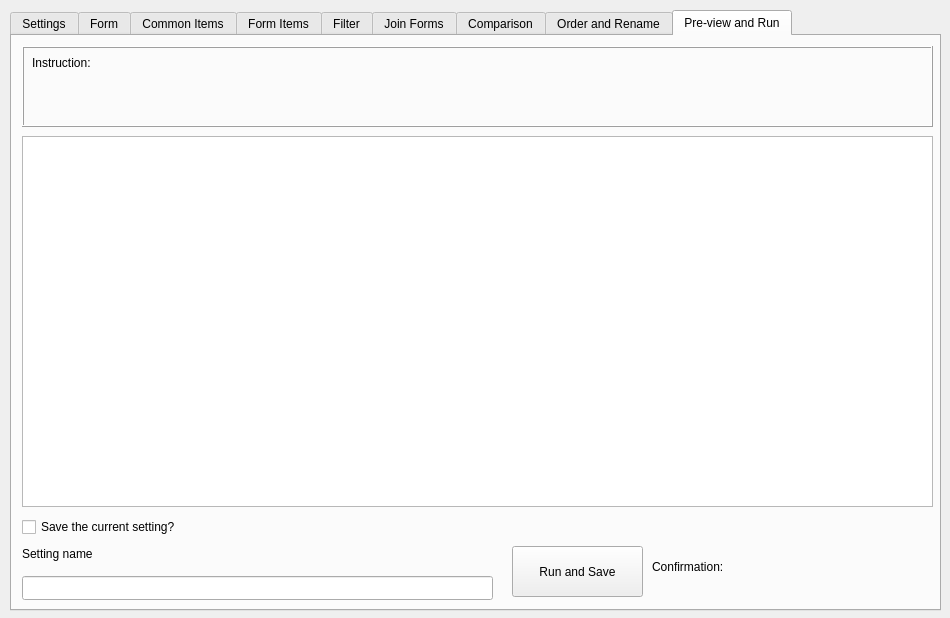
Qt form form.ui (HoangMNguyen/CCI_ClinicalReporting) before a commit.
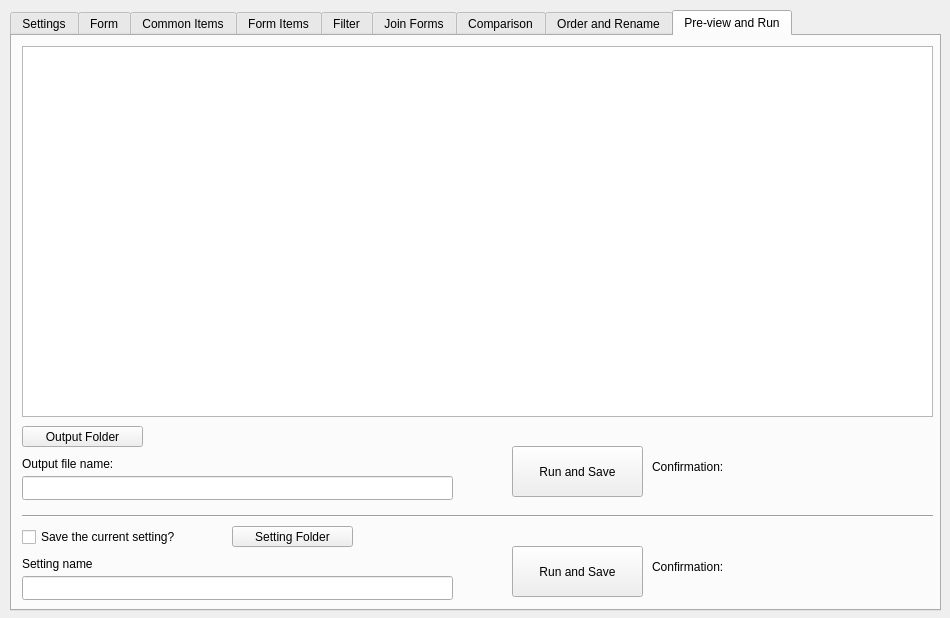
The same form after that commit. The open tabs and pages were chosen to show the change. Icons and pictures are not drawn.

```diff
--- a/form.ui
+++ b/form.ui
@@ -98,59 +98,27 @@
       </property>
      </widget>
     </widget>
-    <widget class="QPushButton" name="pushButton_output_folder">
-     <property name="geometry">
-      <rect>
-       <x>10</x>
-       <y>180</y>
-       <width>121</width>
-       <height>21</height>
-      </rect>
-     </property>
-     <property name="text">
-      <string>Output Folder</string>
-     </property>
-     <property name="icon">
-      <iconset theme="QIcon::ThemeIcon::DocumentSave"/>
-     </property>
-    </widget>
     <widget class="QComboBox" name="comboBox_saved_setting">
      <property name="geometry">
       <rect>
        <x>10</x>
-       <y>340</y>
+       <y>230</y>
        <width>471</width>
        <height>24</height>
       </rect>
      </property>
     </widget>
-    <widget class="QLineEdit" name="lineEdit_file_name">
-     <property name="geometry">
-      <rect>
-       <x>10</x>
-       <y>280</y>
-       <width>221</width>
-       <height>24</height>
-      </rect>
-     </property>
-     <property name="text">
-      <string/>
-     </property>
-     <property name="placeholderText">
-      <string extracomment="Enter file name here"/>
-     </property>
-    </widget>
     <widget class="QCheckBox" name="checkBox_saved_setting">
      <property name="geometry">
       <rect>
        <x>10</x>
-       <y>310</y>
-       <width>391</width>
+       <y>190</y>
+       <width>271</width>
        <height>22</height>
       </rect>
      </property>
      <property name="text">
-      <string>Previously saved report setting? If not, creating new report by default</string>
+      <string>Using previously saved report setting?</string>
      </property>
     </widget>
     <widget class="QFrame" name="frame_2">
@@ -188,52 +156,17 @@
       </property>
      </widget>
     </widget>
-    <widget class="QFrame" name="frame_3">
+    <widget class="QPushButton" name="pushButton_setting_location">
      <property name="geometry">
       <rect>
-       <x>140</x>
-       <y>180</y>
-       <width>781</width>
-       <height>71</height>
-      </rect>
-     </property>
-     <property name="frameShape">
-      <enum>QFrame::Shape::Box</enum>
-     </property>
-     <property name="frameShadow">
-      <enum>QFrame::Shadow::Raised</enum>
-     </property>
-     <widget class="QLabel" name="label_output_folder">
-      <property name="geometry">
-       <rect>
-        <x>10</x>
-        <y>0</y>
-        <width>761</width>
-        <height>71</height>
-       </rect>
-      </property>
-      <property name="text">
-       <string>Output path:</string>
-      </property>
-      <property name="alignment">
-       <set>Qt::AlignmentFlag::AlignLeading|Qt::AlignmentFlag::AlignLeft|Qt::AlignmentFlag::AlignTop</set>
-      </property>
-      <property name="wordWrap">
-       <bool>true</bool>
-      </property>
-     </widget>
-    </widget>
-    <widget class="QLabel" name="label_2">
-     <property name="geometry">
-      <rect>
-       <x>10</x>
-       <y>260</y>
-       <width>191</width>
-       <height>16</height>
+       <x>340</x>
+       <y>190</y>
+       <width>131</width>
+       <height>24</height>
       </rect>
      </property>
      <property name="text">
-      <string>Output file name:</string>
+      <string>Settings location</string>
      </property>
     </widget>
    </widget>
@@ -1142,31 +1075,12 @@
       <set>Qt::AlignmentFlag::AlignCenter</set>
      </property>
     </widget>
-    <widget class="Line" name="line">
-     <property name="geometry">
-      <rect>
-       <x>340</x>
-       <y>100</y>
-       <width>20</width>
-       <height>461</height>
-      </rect>
-     </property>
-     <property name="sizePolicy">
-      <sizepolicy hsizetype="Fixed" vsizetype="Fixed">
-       <horstretch>0</horstretch>
-       <verstretch>0</verstretch>
-      </sizepolicy>
-     </property>
-     <property name="orientation">
-      <enum>Qt::Orientation::Vertical</enum>
-     </property>
-    </widget>
    </widget>
    <widget class="QWidget" name="tab_preview_run">
     <attribute name="title">
      <string>Pre-view and Run</string>
     </attribute>
-    <widget class="QPushButton" name="pushButton_run_and_save">
+    <widget class="QPushButton" name="pushButton_save_setting">
      <property name="geometry">
       <rect>
        <x>500</x>
@@ -1186,8 +1100,8 @@
      <property name="geometry">
       <rect>
        <x>10</x>
-       <y>480</y>
-       <width>251</width>
+       <y>490</y>
+       <width>211</width>
        <height>22</height>
       </rect>
      </property>
@@ -1200,7 +1114,7 @@
       <rect>
        <x>10</x>
        <y>540</y>
-       <width>471</width>
+       <width>431</width>
        <height>24</height>
       </rect>
      </property>
@@ -1209,7 +1123,7 @@
      <property name="geometry">
       <rect>
        <x>10</x>
-       <y>510</y>
+       <y>520</y>
        <width>101</width>
        <height>16</height>
       </rect>
@@ -1234,51 +1148,125 @@
       <bool>true</bool>
      </property>
     </widget>
-    <widget class="QFrame" name="frame_27">
-     <property name="geometry">
-      <rect>
-       <x>10</x>
-       <y>10</y>
-       <width>911</width>
-       <height>81</height>
-      </rect>
-     </property>
-     <property name="frameShape">
-      <enum>QFrame::Shape::Box</enum>
-     </property>
-     <property name="frameShadow">
-      <enum>QFrame::Shadow::Raised</enum>
-     </property>
-     <widget class="QLabel" name="label_40">
-      <property name="geometry">
-       <rect>
-        <x>10</x>
-        <y>10</y>
-        <width>891</width>
-        <height>61</height>
-       </rect>
-      </property>
-      <property name="text">
-       <string>Instruction:</string>
-      </property>
-      <property name="alignment">
-       <set>Qt::AlignmentFlag::AlignLeading|Qt::AlignmentFlag::AlignLeft|Qt::AlignmentFlag::AlignTop</set>
-      </property>
-      <property name="wordWrap">
-       <bool>true</bool>
-      </property>
-     </widget>
-    </widget>
     <widget class="QTableView" name="tableView_preview">
      <property name="geometry">
       <rect>
        <x>10</x>
-       <y>100</y>
+       <y>10</y>
        <width>911</width>
        <height>371</height>
       </rect>
      </property>
     </widget>
+    <widget class="QPushButton" name="pushButton_output_folder">
+     <property name="geometry">
+      <rect>
+       <x>10</x>
+       <y>390</y>
+       <width>121</width>
+       <height>21</height>
+      </rect>
+     </property>
+     <property name="text">
+      <string>Output Folder</string>
+     </property>
+     <property name="icon">
+      <iconset theme="QIcon::ThemeIcon::DocumentSave"/>
+     </property>
+    </widget>
+    <widget class="QLineEdit" name="lineEdit_file_name">
+     <property name="geometry">
+      <rect>
+       <x>10</x>
+       <y>440</y>
+       <width>431</width>
+       <height>24</height>
+      </rect>
+     </property>
+     <property name="text">
+      <string/>
+     </property>
+     <property name="placeholderText">
+      <string extracomment="Enter file name here"/>
+     </property>
+    </widget>
+    <widget class="QLabel" name="label_2">
+     <property name="geometry">
+      <rect>
+       <x>10</x>
+       <y>420</y>
+       <width>191</width>
+       <height>16</height>
+      </rect>
+     </property>
+     <property name="text">
+      <string>Output file name:</string>
+     </property>
+    </widget>
+    <widget class="QPushButton" name="pushButton_output_setting">
+     <property name="geometry">
+      <rect>
+       <x>220</x>
+       <y>490</y>
+       <width>121</width>
+       <height>21</height>
+      </rect>
+     </property>
+     <property name="text">
+      <string>Setting Folder</string>
+     </property>
+     <property name="icon">
+      <iconset theme="QIcon::ThemeIcon::DocumentSave"/>
+     </property>
+     <property name="default">
+      <bool>false</bool>
+     </property>
+    </widget>
+    <widget class="QPushButton" name="pushButton_run">
+     <property name="geometry">
+      <rect>
+       <x>500</x>
+       <y>410</y>
+       <width>131</width>
+       <height>51</height>
+      </rect>
+     </property>
+     <property name="text">
+      <string>Run and Save</string>
+     </property>
+     <property name="icon">
+      <iconset theme="QIcon::ThemeIcon::DocumentSend"/>
+     </property>
+    </widget>
+    <widget class="QLabel" name="label_confirmation_2">
+     <property name="geometry">
+      <rect>
+       <x>640</x>
+       <y>400</y>
+       <width>281</width>
+       <height>61</height>
+      </rect>
+     </property>
+     <property name="text">
+      <string>Confirmation:</string>
+     </property>
+     <property name="wordWrap">
+      <bool>true</bool>
+     </property>
+    </widget>
+    <widget class="Line" name="line_2">
+     <property name="geometry">
+      <rect>
+       <x>10</x>
+       <y>465</y>
+       <width>911</width>
+       <height>31</height>
+      </rect>
+     </property>
+     <property name="orientation">
+      <enum>Qt::Orientation::Horizontal</enum>
+     </property>
+    </widget>
    </widget>
   </widget>
  </widget>
```
